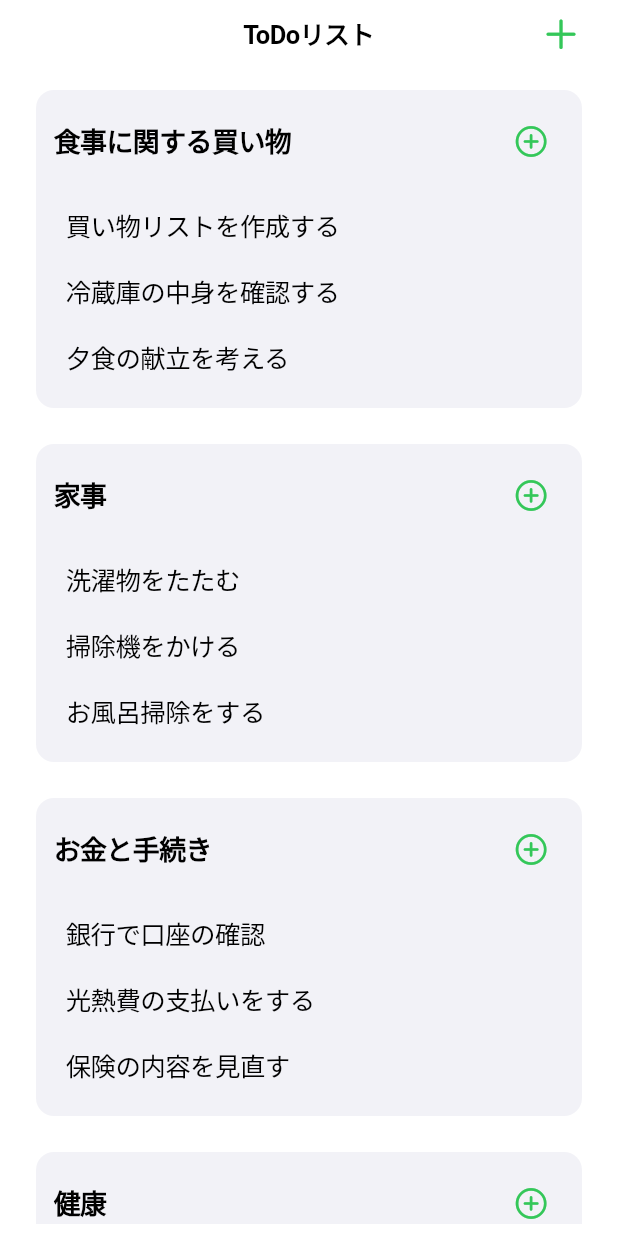
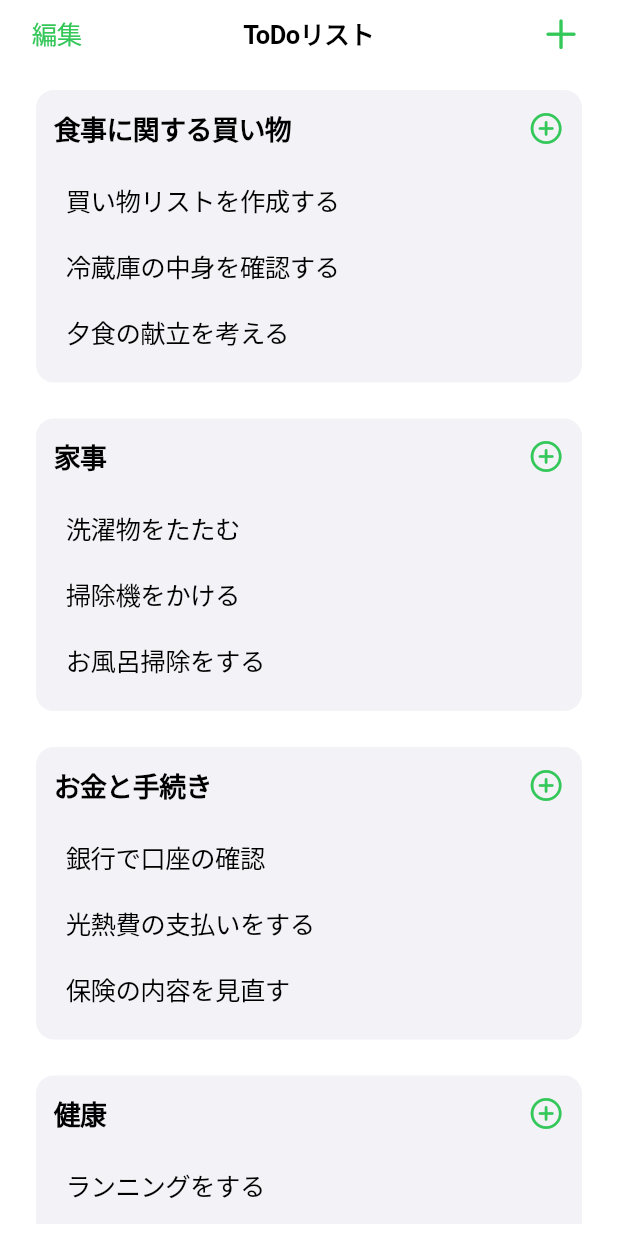
Before and after one commit to akitorahayashi/redux_practice, a Flutter app: the screen it shows after launch, on a phone screen of 412 x 824 dp. Run offline on Flutter 3.47's test engine with Material 3 defaults, Android fonts, the phone set to English and light mode, and no system bars; drawn by our look-alikes of flutter_slidable; our stand-ins replace flutter_riverpod, freezed_annotation, modal_bottom_sheet.

Commit message:
CategorizedToDoListPageで編集モードへの切り替えが可能になり、それぞれ選択できるようになった

```diff
--- /dev/null
+++ b/lib/redux/store/edit_mode_provider.dart
@@ -0,0 +1,5 @@
+import 'package:flutter_riverpod/flutter_riverpod.dart';
+
+final editModeProvider = StateProvider<bool>((ref) => false);
+
+final selectedCategoriesProvider = StateProvider<Set<String>>((ref) => {});
--- a/lib/screen/categorized_todo_list_page/categorized_todo_list_page.dart
+++ b/lib/screen/categorized_todo_list_page/categorized_todo_list_page.dart
@@ -3,6 +3,9 @@ import 'package:flutter_riverpod/flutter_riverpod.dart';
 import 'package:redux_practice/redux/store/rp_categories_provider.dart';
 import 'package:redux_practice/screen/categorized_todo_list_page/add_content_sheet/add_category_sheet.dart';
 import 'package:redux_practice/screen/categorized_todo_list_page/component/category_section.dart';
+
+import 'package:redux_practice/redux/action/rp_todo_category_action.dart';
+import 'package:redux_practice/redux/store/edit_mode_provider.dart';
 
 class CategorizedToDoListPage extends ConsumerWidget {
   const CategorizedToDoListPage({super.key});
@@ -10,10 +13,20 @@ class CategorizedToDoListPage extends ConsumerWidget {
   @override
   Widget build(BuildContext context, WidgetRef ref) {
     final categories = ref.watch(rpCategoriesProvider);
+    final isEditMode = ref.watch(editModeProvider);
+    final selectedCategories = ref.watch(selectedCategoriesProvider);
 
     return CupertinoPageScaffold(
       navigationBar: CupertinoNavigationBar(
         middle: const Text('ToDoリスト'),
+        leading: CupertinoButton(
+          padding: EdgeInsets.zero,
+          child: Text(isEditMode ? '完了' : '編集'),
+          onPressed: () {
+            ref.read(editModeProvider.notifier).state = !isEditMode;
+            ref.read(selectedCategoriesProvider.notifier).state = {};
+          },
+        ),
         trailing: CupertinoButton(
           padding: EdgeInsets.zero,
           child: const Icon(CupertinoIcons.add, size: 28),
@@ -23,21 +36,39 @@ class CategorizedToDoListPage extends ConsumerWidget {
       child: SafeArea(
         child: Padding(
           padding: const EdgeInsets.all(8.0),
+          child: Column(
+            children: [
+              Expanded(
                 child: ListView.separated(
                   padding: const EdgeInsets.symmetric(horizontal: 8),
-            itemCount: categories.length + 1, // スペーサー分 +1
-            separatorBuilder: (_, __) =>
-                const SizedBox(height: 8), // 各カテゴリの間に余白
+                  itemCount: categories.length + 1,
+                  separatorBuilder: (_, __) => const SizedBox(height: 8),
                   itemBuilder: (context, index) {
                     if (index == categories.length) {
-                return const SizedBox(height: 200); // 最後にスペースを追加
+                      return const SizedBox(height: 200);
                     }
                     final category = categories[index];
                     return CategorySection(
                       categoryId: category.id,
                       categoryName: category.name,
+                      isEditMode: isEditMode,
                     );
                   },
+                ),
+              ),
+              if (isEditMode && selectedCategories.isNotEmpty)
+                CupertinoButton.filled(
+                  child: const Text('選択したカテゴリを削除'),
+                  onPressed: () {
+                    for (var categoryId in selectedCategories) {
+                      ref.read(rpCategoriesProvider.notifier).dispatch(
+                          RPTodoCategoryAction.removeCategory(
+                              categoryId: categoryId));
+                    }
+                    ref.read(selectedCategoriesProvider.notifier).state = {};
+                  },
+                ),
+            ],
           ),
         ),
       ),
--- a/lib/screen/categorized_todo_list_page/component/category_section.dart
+++ b/lib/screen/categorized_todo_list_page/component/category_section.dart
@@ -1,32 +1,84 @@
 import 'package:flutter/cupertino.dart';
 import 'package:flutter_riverpod/flutter_riverpod.dart';
 import 'package:redux_practice/redux/store/rp_todos_provider.dart';
+import 'package:redux_practice/redux/store/edit_mode_provider.dart';
 import 'package:redux_practice/screen/categorized_todo_list_page/add_content_sheet/add_todo_sheet.dart';
 import 'todo_item.dart';
 
 class CategorySection extends ConsumerWidget {
   final String categoryId;
   final String categoryName;
+  final bool isEditMode;
 
   const CategorySection({
     super.key,
     required this.categoryId,
     required this.categoryName,
+    required this.isEditMode,
   });
 
   @override
   Widget build(BuildContext context, WidgetRef ref) {
     final todos = ref.watch(rpTodosProvider)[categoryId] ?? [];
+    final selectedCategories = ref.watch(selectedCategoriesProvider);
 
-    return Container(
-      margin: const EdgeInsets.all(8),
+    return Row(
+      crossAxisAlignment: CrossAxisAlignment.center,
+      children: [
+        // チェックボックス（編集モード時に表示）
+        AnimatedSwitcher(
+          duration: const Duration(milliseconds: 300),
+          transitionBuilder: (Widget child, Animation<double> animation) {
+            return FadeTransition(
+              opacity: animation,
+              child: child,
+            );
+          },
+          child: isEditMode
+              ? CupertinoCheckbox(
+                  key: ValueKey('checkbox-$categoryId'),
+                  value: selectedCategories.contains(categoryId),
+                  onChanged: (bool? value) {
+                    final newSelected = Set<String>.from(selectedCategories);
+                    if (value == true) {
+                      newSelected.add(categoryId);
+                    } else {
+                      newSelected.remove(categoryId);
+                    }
+                    ref.read(selectedCategoriesProvider.notifier).state =
+                        newSelected;
+                  },
+                )
+              : const SizedBox.shrink(),
+        ),
+
+        // カテゴリーのカード
+        Expanded(
+          child: GestureDetector(
+            onTap: () {
+              if (isEditMode) {
+                final newSelected = Set<String>.from(selectedCategories);
+                if (newSelected.contains(categoryId)) {
+                  newSelected.remove(categoryId);
+                } else {
+                  newSelected.add(categoryId);
+                }
+                ref.read(selectedCategoriesProvider.notifier).state =
+                    newSelected;
+              }
+            },
+            child: Container(
+              margin: const EdgeInsets.symmetric(vertical: 8, horizontal: 8),
               clipBehavior: Clip.hardEdge,
               decoration: BoxDecoration(
-        color: CupertinoColors.systemGrey6,
+                color: selectedCategories.contains(categoryId)
+                    ? CupertinoColors.systemGrey5
+                    : CupertinoColors.systemGrey6,
                 borderRadius: BorderRadius.circular(12),
               ),
               child: Column(
                 children: [
+                  // カテゴリー名とToDo追加ボタン
                   Padding(
                     padding: const EdgeInsets.all(12),
                     child: Row(
@@ -37,22 +89,50 @@ class CategorySection extends ConsumerWidget {
                           style: const TextStyle(
                               fontSize: 18, fontWeight: FontWeight.bold),
                         ),
-                CupertinoButton(
+                        // ToDo追加ボタン（編集モード時は非表示）
+                        SizedBox(
+                          width: 24,
+                          height: 24,
+                          child: AnimatedSwitcher(
+                            duration: const Duration(milliseconds: 300),
+                            transitionBuilder:
+                                (Widget child, Animation<double> animation) {
+                              return FadeTransition(
+                                opacity: animation,
+                                child: child,
+                              );
+                            },
+                            child: isEditMode
+                                ? const SizedBox.shrink()
+                                : CupertinoButton(
+                                    key: ValueKey('addButton-$categoryId'),
                                     padding: EdgeInsets.zero,
-                  child: const Icon(CupertinoIcons.add_circled, size: 24),
-                  onPressed: () => showAddTodoSheet(context, categoryId),
+                                    child: const Icon(
+                                      CupertinoIcons.add_circled,
+                                      size: 24,
+                                    ),
+                                    onPressed: () =>
+                                        showAddTodoSheet(context, categoryId),
+                                  ),
+                          ),
                         ),
                       ],
                     ),
                   ),
+                  // ToDoリスト
                   Padding(
                     padding: const EdgeInsets.only(bottom: 12.0),
-            child: Column(children: [
-              ...todos.map((todo) => TodoItem(todo: todo)),
-            ]),
+                    child: Column(
+                      children:
+                          todos.map((todo) => TodoItem(todo: todo)).toList(),
+                    ),
                   )
                 ],
               ),
+            ),
+          ),
+        ),
+      ],
     );
   }
 }
```
Lines whose indentation alone changed are shown as unchanged.
